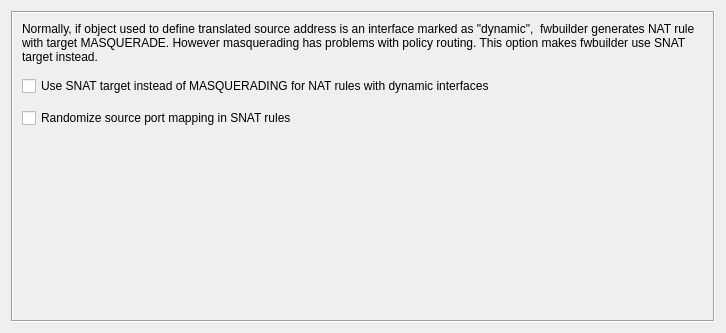
The window that src/gui/natruleoptionsdialog_q.ui (fwbuilder/fwbuilder) describes before a commit, drawn with Qt 5.
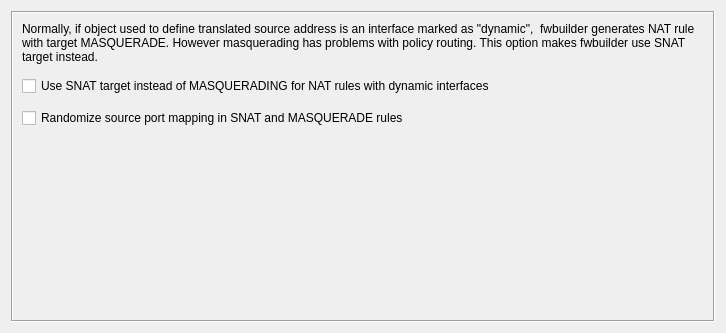
The same window after the commit.

Diff of the .ui file:
```diff
--- a/src/gui/natruleoptionsdialog_q.ui
+++ b/src/gui/natruleoptionsdialog_q.ui
@@ -100,10 +100,10 @@
          </property>
         </widget>
        </item>
-       <item row="2" column="0" >
-        <widget class="QCheckBox" name="ipt_snat_random" >
-         <property name="text" >
-          <string>Randomize source port mapping in SNAT rules</string>
+       <item row="2" column="0">
+        <widget class="QCheckBox" name="ipt_snat_random">
+         <property name="text">
+          <string>Randomize source port mapping in SNAT and MASQUERADE rules</string>
          </property>
         </widget>
        </item>
```
Left out of the diff: 213 changed lines with no effect on the pictures.
